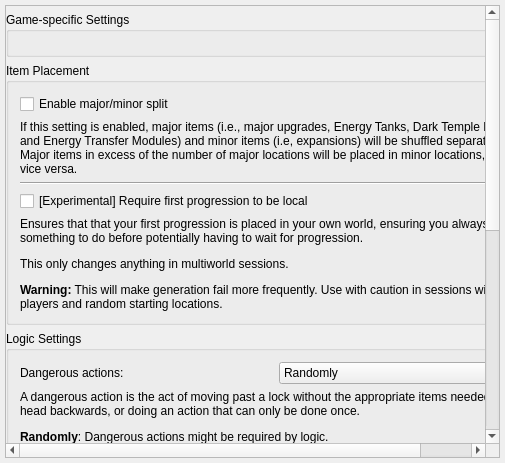
Qt form randovania/gui/ui_files/preset_generation.ui (randovania/randovania) before a commit.
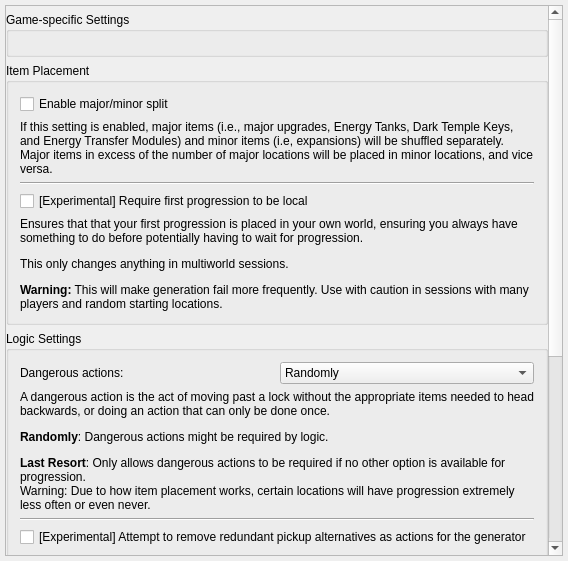
The same form after that commit.

The edit to the form file:
```diff
--- a/randovania/gui/ui_files/preset_generation.ui
+++ b/randovania/gui/ui_files/preset_generation.ui
@@ -6,8 +6,8 @@
    <rect>
     <x>0</x>
     <y>0</y>
-    <width>505</width>
-    <height>463</height>
+    <width>568</width>
+    <height>561</height>
    </rect>
   </property>
   <property name="windowTitle">
@@ -42,9 +42,9 @@
        <property name="geometry">
         <rect>
          <x>0</x>
-         <y>0</y>
-         <width>483</width>
-         <height>705</height>
+         <y>-112</y>
+         <width>542</width>
+         <height>907</height>
         </rect>
        </property>
        <layout class="QVBoxLayout" name="verticalLayout_3">
```
